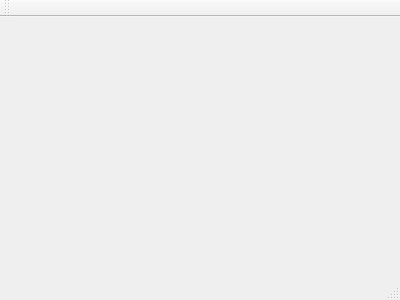
Before: the Qt Designer form mainwindow.ui in wintersca/bartender, drawn with Qt 5.
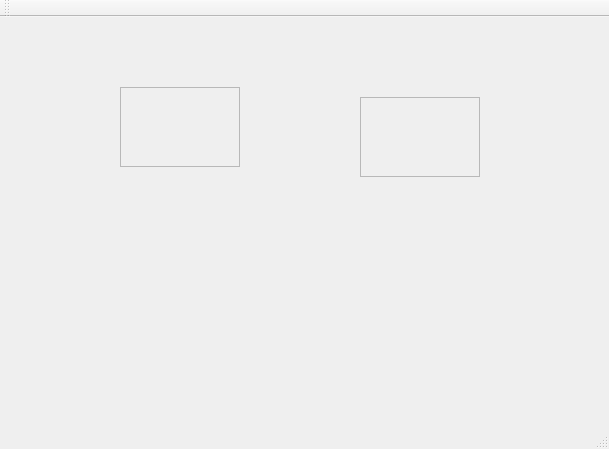
After: the same form once the commit is applied. Custom widgets are drawn as their Qt base class.

The edit to the form file:
```diff
--- a/mainwindow.ui
+++ b/mainwindow.ui
@@ -1,24 +1,80 @@
 <ui version="4.0">
  <class>MainWindow</class>
- <widget class="QMainWindow" name="MainWindow" >
-  <property name="geometry" >
+ <widget class="QMainWindow" name="MainWindow">
+  <property name="geometry">
    <rect>
     <x>0</x>
     <y>0</y>
-    <width>400</width>
-    <height>300</height>
+    <width>609</width>
+    <height>449</height>
    </rect>
   </property>
   <property name="windowTitle" >
    <string>MainWindow</string>
   </property>
-  <widget class="QMenuBar" name="menuBar" />
-  <widget class="QToolBar" name="mainToolBar" />
-  <widget class="QWidget" name="centralWidget" />
-  <widget class="QStatusBar" name="statusBar" />
+  <widget class="QWidget" name="centralWidget">
+   <widget class="DragWidget" name="frame">
+    <property name="geometry">
+     <rect>
+      <x>120</x>
+      <y>70</y>
+      <width>120</width>
+      <height>80</height>
+     </rect>
+    </property>
+    <property name="frameShape">
+     <enum>QFrame::StyledPanel</enum>
+    </property>
+    <property name="frameShadow">
+     <enum>QFrame::Raised</enum>
+    </property>
+   </widget>
+   <widget class="DragWidget" name="frame_2">
+    <property name="geometry">
+     <rect>
+      <x>360</x>
+      <y>80</y>
+      <width>120</width>
+      <height>80</height>
+     </rect>
+    </property>
+    <property name="frameShape">
+     <enum>QFrame::StyledPanel</enum>
+    </property>
+    <property name="frameShadow">
+     <enum>QFrame::Raised</enum>
+    </property>
+   </widget>
+  </widget>
+  <widget class="QMenuBar" name="menuBar">
+   <property name="geometry">
+    <rect>
+     <x>0</x>
+     <y>0</y>
+     <width>609</width>
+     <height>22</height>
+    </rect>
+   </property>
+  </widget>
+  <widget class="QToolBar" name="mainToolBar">
+   <attribute name="toolBarArea">
+    <enum>TopToolBarArea</enum>
+   </attribute>
+   <attribute name="toolBarBreak">
+    <bool>false</bool>
+   </attribute>
+  </widget>
+  <widget class="QStatusBar" name="statusBar"/>
  </widget>
- <layoutDefault spacing="6" margin="11" />
- <pixmapfunction></pixmapfunction>
+ <layoutdefault spacing="6" margin="11"/>
+ <customwidgets>
+  <customwidget>
+   <class>DragWidget</class>
+   <extends>QFrame</extends>
+   <header location="global">dragwidget.h</header>
+   <container>1</container>
+  </customwidget>
+ </customwidgets>
  <resources/>
  <connections/>
 </ui>
```
Left out of the diff: 3 changed lines with no effect on the pictures.
